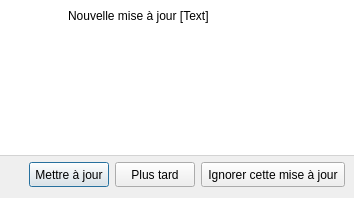
Above: src/common/view/dialogs/updatedialog.ui from filesdnd/filesdnd-qt before the change. Below: the same form after it.
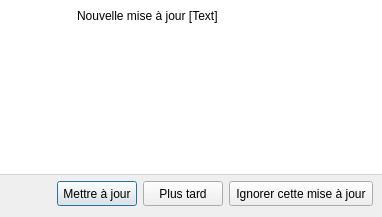
That is the form after the change. Icons and pictures are not drawn.

Commit message: Update dialog now handle english & french

The edit to the form file:
```diff
--- a/src/common/view/dialogs/updatedialog.ui
+++ b/src/common/view/dialogs/updatedialog.ui
@@ -9,8 +9,8 @@
    <rect>
     <x>0</x>
     <y>0</y>
-    <width>354</width>
-    <height>198</height>
+    <width>382</width>
+    <height>217</height>
    </rect>
   </property>
   <property name="windowTitle">
@@ -35,8 +35,10 @@
       </sizepolicy>
      </property>
      <property name="styleSheet">
-      <string notr="true">background-color: white;
-border-bottom: 1px solid lightgray;</string>
+      <string notr="true">QWidget#widget {
+	background-color: white;
+	border-bottom: 1px solid lightgray;
+}</string>
      </property>
      <layout class="QHBoxLayout" name="horizontalLayout_2">
       <item>
@@ -124,7 +126,9 @@
         <item>
          <widget class="QTextEdit" name="releaseNote">
           <property name="styleSheet">
-           <string notr="true">border: 0px;</string>
+           <string notr="true">QTextEdit#releaseNote {
+	border: 0px;
+}</string>
           </property>
           <property name="readOnly">
            <bool>true</bool>
```
The commit also changes 2 other files.
